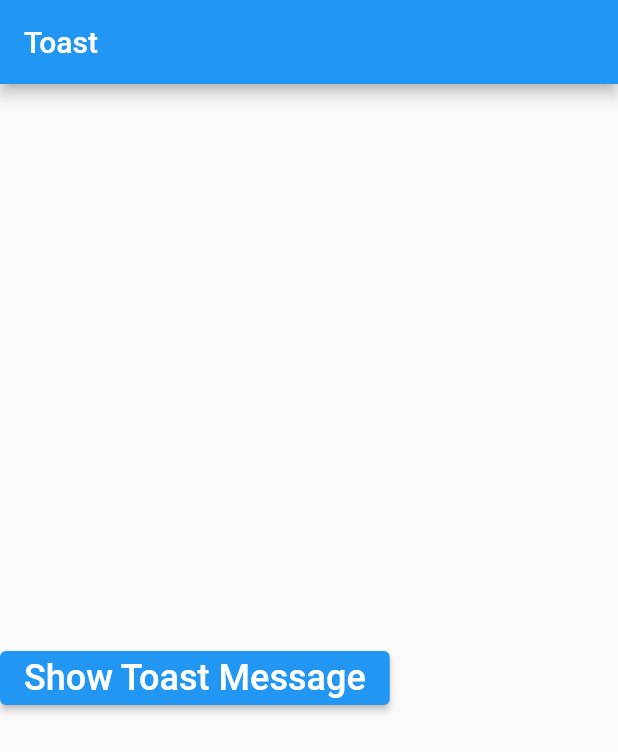
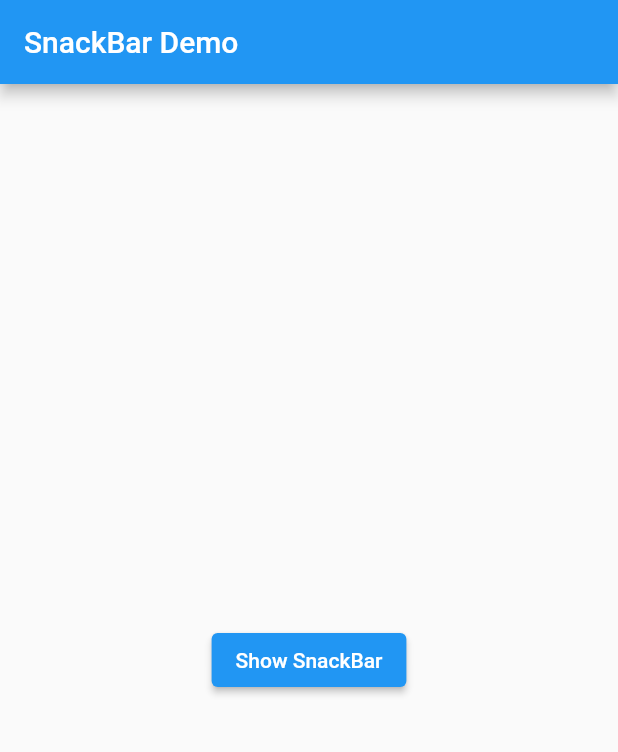
Before and after one commit to dindayulandary/4312111038, a Flutter app: the screen it shows after launch, on a phone screen of 412 x 824 dp. Shown: the top 752 px of the screen. Run offline on Flutter 3.47's test engine with Material 2 defaults, Android fonts, the phone set to English and light mode, and no system bars.

Commit message:
Latihan Snackbar

```diff
--- a/lib/main.dart
+++ b/lib/main.dart
@@ -1,53 +1,41 @@
-import 'package:fluttertoast/fluttertoast.dart';
 import 'package:flutter/material.dart';
 
-GlobalKey<NavigatorState> navigatorKey = GlobalKey<NavigatorState>();
+void main() => runApp(const SnackBarDemo());
 
-void main() => runApp(
-      MaterialApp(
-        builder: FToastBuilder(),
-        home: MyApp(),
-        navigatorKey: navigatorKey,
-      ),
-    );
-
-class MyApp extends StatefulWidget {
-  @override
-  _MyAppState createState() => _MyAppState();
-}
-
-class _MyAppState extends State<MyApp> {
+class SnackBarDemo extends StatelessWidget {
+  const SnackBarDemo({super.key});
   @override
   Widget build(BuildContext context) {
-    return Scaffold(
-      appBar: AppBar(
-        title: Text("Toast"),
-      ),
-      body: Column(
-        mainAxisAlignment: MainAxisAlignment.center,
-        children: [
-          SizedBox(
-            height: 24.0,
-          ),
-          ElevatedButton(
-            onPressed: () {
-              // Langkah 3
-              Fluttertoast.showToast(
-                msg: "THE toast message",
-                toastLength: Toast.LENGTH_SHORT,
-                timeInSecForIosWeb: 1,
-                backgroundColor: Colors.black,
-                textColor: Colors.white,
-                fontSize: 16.0,
-              );
-            },
-            child: const Text(
-              'Show Toast Message',
-              style: TextStyle(fontSize: 24),
-            ),
-          ),
-        ],
+    return MaterialApp(
+      title: 'SnackBar Demo',
+      home: Scaffold(
+        appBar: AppBar(
+          title: const Text('SnackBar Demo'),
+        ),
+        body: const SnackBarPage(),
       ),
     );
   }
 }
+
+class SnackBarPage extends StatelessWidget {
+  const SnackBarPage({super.key});
+  @override
+  Widget build(BuildContext context) {
+    return Center(
+      child: ElevatedButton(
+        onPressed: () {
+          final snackBar = SnackBar(
+            content: const Text('Yay! A SnackBar!'),
+            action: SnackBarAction(
+              label: 'Undo',
+              onPressed: () {},
+            ),
+          );
+          ScaffoldMessenger.of(context).showSnackBar(snackBar);
+        },
+        child: const Text('Show SnackBar'),
+      ),
+    );
+  }
+}
```
